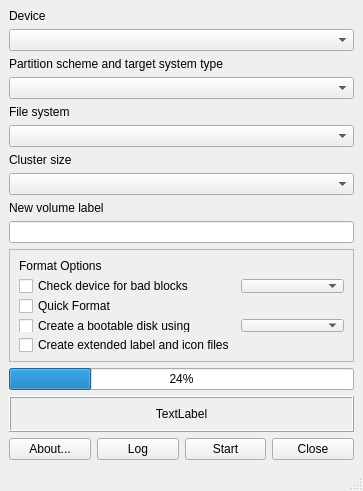
Old version of the form gui.ui in the repository MonterraByte/USBMaker.
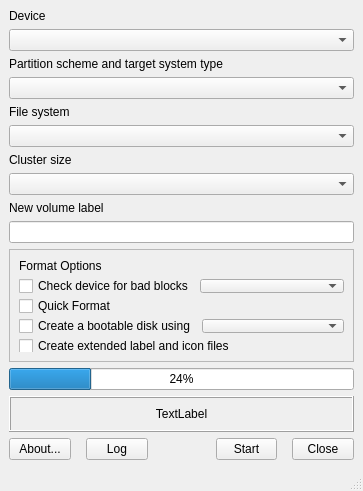
New version of the form.

Commit message: Change how the GUI is called and make minor changes to the structure of the GUI

Patch:
```diff
--- a/gui.ui
+++ b/gui.ui
@@ -34,7 +34,7 @@
   <widget class="QWidget" name="centralWidget">
    <layout class="QVBoxLayout" name="verticalLayout">
     <item>
-     <widget class="QLabel" name="label">
+     <widget class="QLabel" name="label_device">
       <property name="text">
        <string>Device</string>
       </property>
@@ -44,10 +44,10 @@
      </widget>
     </item>
     <item>
-     <widget class="QComboBox" name="comboBox"/>
+     <widget class="QComboBox" name="comboBox_device"/>
     </item>
     <item>
-     <widget class="QLabel" name="label_2">
+     <widget class="QLabel" name="label_partscheme">
       <property name="text">
        <string>Partition scheme and target system type</string>
       </property>
@@ -57,10 +57,10 @@
      </widget>
     </item>
     <item>
-     <widget class="QComboBox" name="comboBox_2"/>
+     <widget class="QComboBox" name="comboBox_partscheme"/>
     </item>
     <item>
-     <widget class="QLabel" name="label_3">
+     <widget class="QLabel" name="label_filesystem">
       <property name="text">
        <string>File system</string>
       </property>
@@ -70,10 +70,10 @@
      </widget>
     </item>
     <item>
-     <widget class="QComboBox" name="comboBox_3"/>
+     <widget class="QComboBox" name="comboBox_filesystem"/>
     </item>
     <item>
-     <widget class="QLabel" name="label_4">
+     <widget class="QLabel" name="label_clustersize">
       <property name="text">
        <string>Cluster size</string>
       </property>
@@ -83,10 +83,10 @@
      </widget>
     </item>
     <item>
-     <widget class="QComboBox" name="comboBox_4"/>
+     <widget class="QComboBox" name="comboBox_clustersize"/>
     </item>
     <item>
-     <widget class="QLabel" name="label_5">
+     <widget class="QLabel" name="label_label">
       <property name="text">
        <string>New volume label</string>
       </property>
@@ -96,7 +96,7 @@
      </widget>
     </item>
     <item>
-     <widget class="QLineEdit" name="lineEdit"/>
+     <widget class="QLineEdit" name="lineEdit_label"/>
     </item>
     <item>
      <widget class="QFrame" name="frame">
@@ -106,51 +106,59 @@
       <property name="frameShadow">
        <enum>QFrame::Raised</enum>
       </property>
-      <layout class="QFormLayout" name="formLayout">
-       <item row="2" column="0">
-        <widget class="QCheckBox" name="checkBox">
+      <layout class="QVBoxLayout" name="verticalLayout_3">
+       <item>
+        <widget class="QLabel" name="label_formatoptions">
          <property name="text">
-          <string>Check device for bad blocks</string>
+          <string>Format Options</string>
+         </property>
+         <property name="textFormat">
+          <enum>Qt::PlainText</enum>
          </property>
         </widget>
        </item>
-       <item row="3" column="0">
-        <widget class="QCheckBox" name="checkBox_2">
+       <item>
+        <layout class="QHBoxLayout" name="horizontalLayout_2">
+         <item>
+          <widget class="QCheckBox" name="checkBox_checkbadblocks">
+           <property name="text">
+            <string>Check device for bad blocks</string>
+           </property>
+          </widget>
+         </item>
+         <item>
+          <widget class="QComboBox" name="comboBox_checkbadblocks"/>
+         </item>
+        </layout>
+       </item>
+       <item>
+        <widget class="QCheckBox" name="checkBox_quickformat">
          <property name="text">
           <string>Quick Format</string>
          </property>
         </widget>
        </item>
-       <item row="4" column="0">
-        <widget class="QCheckBox" name="checkBox_3">
-         <property name="text">
-          <string>Create a bootable disk using</string>
-         </property>
-        </widget>
+       <item>
+        <layout class="QHBoxLayout" name="horizontalLayout_3">
+         <item>
+          <widget class="QCheckBox" name="checkBox_bootmethod">
+           <property name="text">
+            <string>Create a bootable disk using</string>
+           </property>
+          </widget>
+         </item>
+         <item>
+          <widget class="QComboBox" name="comboBox_bootmethod"/>
+         </item>
+        </layout>
        </item>
-       <item row="5" column="0">
-        <widget class="QCheckBox" name="checkBox_4">
+       <item>
+        <widget class="QCheckBox" name="checkBox_extlabel">
          <property name="text">
           <string>Create extended label and icon files</string>
          </property>
         </widget>
        </item>
-       <item row="2" column="1">
-        <widget class="QComboBox" name="comboBox_5"/>
-       </item>
-       <item row="4" column="1">
-        <widget class="QComboBox" name="comboBox_6"/>
-       </item>
-       <item row="1" column="0">
-        <widget class="QLabel" name="label_6">
-         <property name="text">
-          <string>Format Options</string>
-         </property>
-         <property name="textFormat">
-          <enum>Qt::PlainText</enum>
-         </property>
-        </widget>
-       </item>
       </layout>
      </widget>
     </item>
@@ -171,7 +179,7 @@
       </property>
       <layout class="QVBoxLayout" name="verticalLayout_2">
        <item>
-        <widget class="QLabel" name="label_7">
+        <widget class="QLabel" name="label_status">
          <property name="sizePolicy">
           <sizepolicy hsizetype="Preferred" vsizetype="Preferred">
            <horstretch>0</horstretch>
@@ -195,28 +203,76 @@
     <item>
      <layout class="QHBoxLayout" name="horizontalLayout">
       <item>
-       <widget class="QPushButton" name="pushButton">
+       <widget class="QPushButton" name="pushButton_about">
         <property name="text">
          <string>About...</string>
         </property>
        </widget>
       </item>
       <item>
-       <widget class="QPushButton" name="pushButton_2">
+       <spacer name="horizontalSpacer_2">
+        <property name="orientation">
+         <enum>Qt::Horizontal</enum>
+        </property>
+        <property name="sizeType">
+         <enum>QSizePolicy::Fixed</enum>
+        </property>
+        <property name="sizeHint" stdset="0">
+         <size>
+          <width>9</width>
+          <height>20</height>
+         </size>
+        </property>
+       </spacer>
+      </item>
+      <item>
+       <widget class="QPushButton" name="pushButton_log">
         <property name="text">
          <string>Log</string>
         </property>
        </widget>
       </item>
       <item>
-       <widget class="QPushButton" name="pushButton_3">
+       <spacer name="horizontalSpacer">
+        <property name="orientation">
+         <enum>Qt::Horizontal</enum>
+        </property>
+        <property name="sizeType">
+         <enum>QSizePolicy::Fixed</enum>
+        </property>
+        <property name="sizeHint" stdset="0">
+         <size>
+          <width>69</width>
+          <height>20</height>
+         </size>
+        </property>
+       </spacer>
+      </item>
+      <item>
+       <widget class="QPushButton" name="pushButton_start">
         <property name="text">
          <string>Start</string>
         </property>
        </widget>
       </item>
       <item>
-       <widget class="QPushButton" name="pushButton_4">
+       <spacer name="horizontalSpacer_3">
+        <property name="orientation">
+         <enum>Qt::Horizontal</enum>
+        </property>
+        <property name="sizeType">
+         <enum>QSizePolicy::Fixed</enum>
+        </property>
+        <property name="sizeHint" stdset="0">
+         <size>
+          <width>9</width>
+          <height>20</height>
+         </size>
+        </property>
+       </spacer>
+      </item>
+      <item>
+       <widget class="QPushButton" name="pushButton_close">
         <property name="text">
          <string>Close</string>
         </property>
```
The commit also changes 2 other files.
